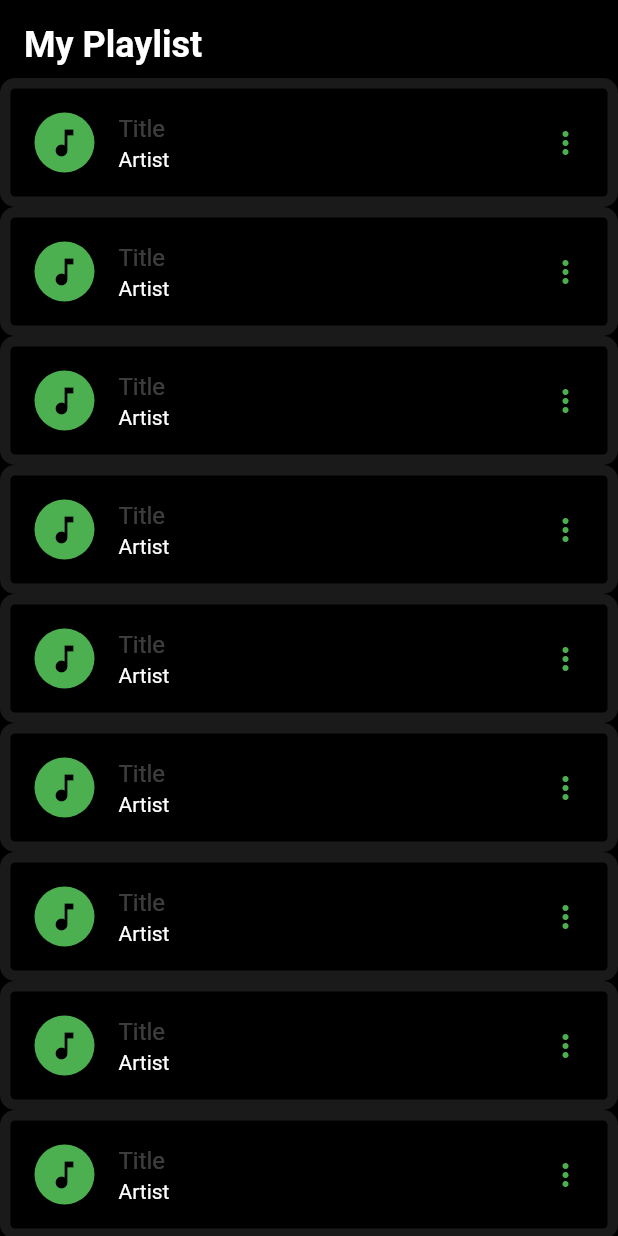
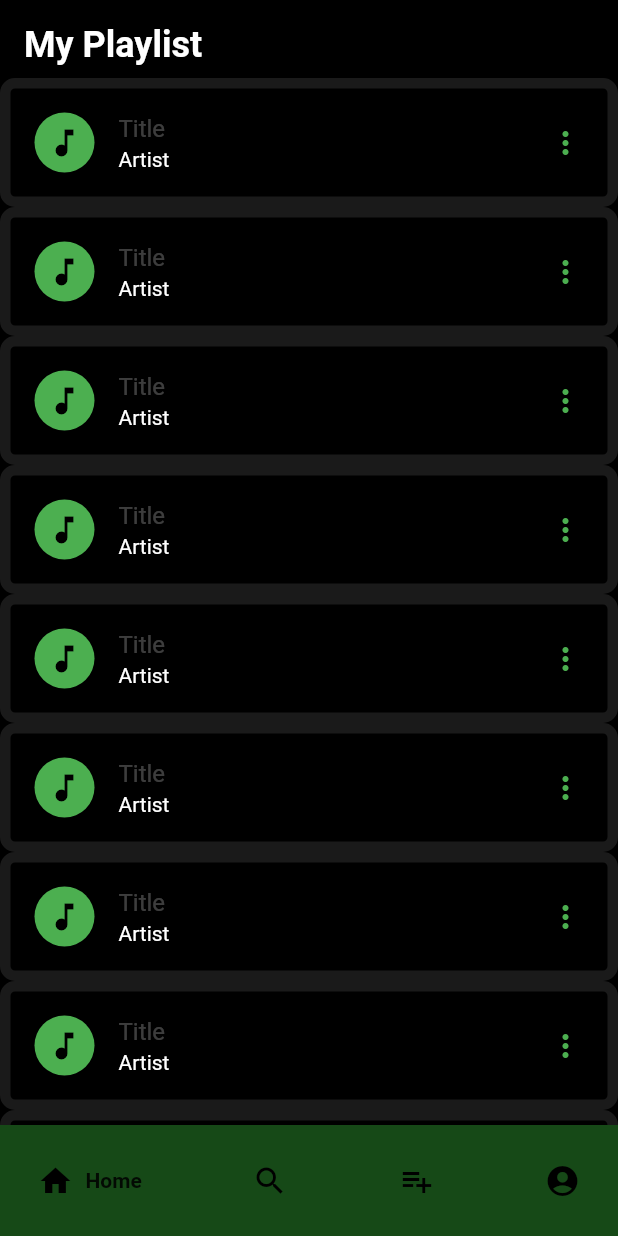
Before and after one commit to Asrat77/tunify, a Flutter app: the screen it shows after launch, on a phone screen of 412 x 824 dp. Run offline on Flutter 3.47's test engine with Material 2 defaults, Android fonts, the phone set to English and light mode, and no system bars; drawn by our look-alikes of google_nav_bar.

Commit message:
added bottom navigationbar

```diff
--- a/tunify/lib/ui/screens/login_screen.dart
+++ b/tunify/lib/ui/screens/login_screen.dart
@@ -118,7 +118,7 @@ class Login_Screen extends StatelessWidget {
           child: Container(
             decoration: BoxDecoration(border: Border.all(width: 1,color: Colors.white24),borderRadius: BorderRadius.circular(10)),
             width: 500,
-            height: 540,
+            height: 560,
 
             child: Column(
               crossAxisAlignment: CrossAxisAlignment.center,
--- a/tunify/lib/ui/screens/playlist_screen.dart
+++ b/tunify/lib/ui/screens/playlist_screen.dart
@@ -1,4 +1,6 @@
 import 'package:flutter/material.dart';
+import 'package:google_nav_bar/google_nav_bar.dart';
+import 'package:tunify/ui/screens/login_screen.dart';
 
 // ignore: camel_case_types
 class Playlistpage extends StatelessWidget {
@@ -6,10 +8,7 @@ class Playlistpage extends StatelessWidget {
 
   @override
   Widget build(BuildContext context) {
-    return const MaterialApp(
-      title: 'g',
-
-    );
+    return const MaterialApp();
   }
 }
 
@@ -26,16 +25,12 @@ class _PlaylistState extends State<Playlist> {
   @override
   Widget build(BuildContext context) {
     return Scaffold(
-
       backgroundColor: Colors.black,
-
-
-      body:SafeArea(
+      body: SafeArea(
         child: Column(
           crossAxisAlignment: CrossAxisAlignment.start,
           mainAxisAlignment: MainAxisAlignment.spaceAround,
           children: <Widget>[
-
             Container(
               margin: EdgeInsets.fromLTRB(16.0, 16.0, 0.0, 8.0),
               child: Text(
@@ -52,32 +47,73 @@ class _PlaylistState extends State<Playlist> {
                 itemCount: 10,
                 itemBuilder: (BuildContext context, int index) {
                   return Container(
-
-                       decoration: BoxDecoration(border: Border.all(width: 7,color: Colors.white10),borderRadius: BorderRadius.circular(10)),
+                    decoration: BoxDecoration(
+                        border: Border.all(width: 7, color: Colors.white10),
+                        borderRadius: BorderRadius.circular(10)),
                     child: ListTile(
-
                       leading: Container(
-
                         child: CircleAvatar(
-
-                          child: Container(child: Icon(Icons.music_note,color: Colors.black,)),backgroundColor: Colors.green,
+                          child: Container(
+                              child: Icon(
+                            Icons.music_note,
+                            color: Colors.black,
+                          )),
+                          backgroundColor: Colors.green,
                         ),
                       ),
-
-                      title: Text('Title',style: TextStyle(color: Colors.white24),),
-                      subtitle: Text('Artist ',style: TextStyle(color: Colors.white)),
-                      trailing: Icon(Icons.more_vert,color: Colors.green,),
+                      title: Text(
+                        'Title',
+                        style: TextStyle(color: Colors.white24),
+                      ),
+                      subtitle: Text('Artist ',
+                          style: TextStyle(color: Colors.white)),
+                      trailing: Icon(
+                        Icons.more_vert,
+                        color: Colors.green,
+                      ),
                     ),
                   );
                 },
               ),
             ),
-
           ],
         ),
+      ),
+      bottomNavigationBar: Container(
+        color: Color.fromARGB(255, 22, 73, 23),
+        child: GNav(tabs: [
+          GButton(
+            onPressed: (){
 
+            },
+            icon: Icons.home,
+            text: 'Home',
+            gap: 8,
+          ),
+          GButton(
+            icon: Icons.search,
+            text: 'Search',
+            gap: 8,
+          ),
+
+          GButton(
+            icon: Icons.playlist_add,
+            text: 'playlist',
+            gap: 8,
+          ),
+          GButton(
+            onPressed: (){
+              Navigator.push(
+      context,
+      MaterialPageRoute(builder: (context) => Login_Screen()),
+    );
+            },
+            icon: Icons.account_circle,
+            text: 'User',
+            gap: 8,
+          )
+        ]),
       ),
-
     );
   }
 }
--- a/tunify/pubspec.yaml
+++ b/tunify/pubspec.yaml
@@ -35,6 +35,8 @@ dependencies:
   # The following adds the Cupertino Icons font to your application.
   # Use with the CupertinoIcons class for iOS style icons.
   cupertino_icons: ^1.0.2
+  google_nav_bar: ^5.0.6
+
 
 dev_dependencies:
   flutter_test:
```
Also changed, not shown: tunify/pubspec.lock.
